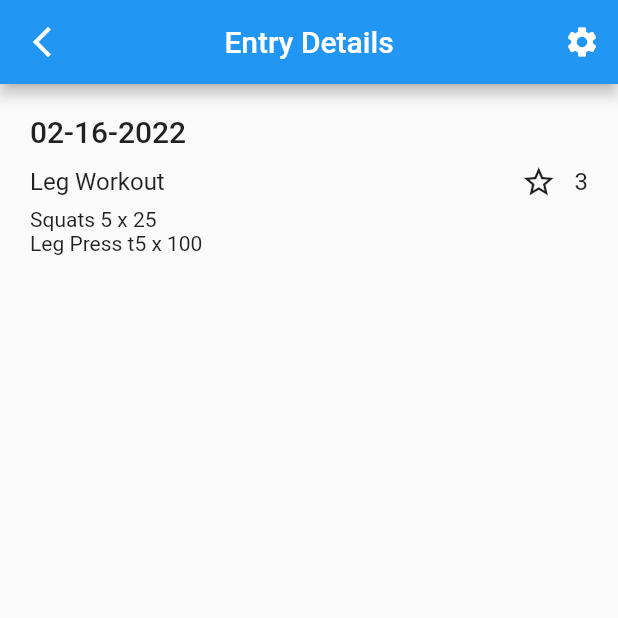
After one commit to heather-fillerup-miller/journal, a Flutter app: the screen it shows after launch, after a tap on "Leg Workout", on a phone screen of 412 x 824 dp, the top half of it. The commit adds this screen. Run offline on Flutter 3.47's test engine with Material 2 defaults, Android fonts, the phone set to English and light mode, and no system bars; our stand-ins replace shared_preferences.

Commit message:
Welcome, Entry List, Entry Details Working

```diff
--- a/lib/app.dart
+++ b/lib/app.dart
@@ -1,6 +1,8 @@
 import 'package:flutter/material.dart';
 import 'package:shared_preferences/shared_preferences.dart';
 import 'screens/journal_entry_list_screen.dart';
+import './models/journal.dart';
+import './models/journal_entry.dart';
 
 class MyApp extends StatefulWidget {
   final SharedPreferences prefs;
@@ -14,6 +16,20 @@ class MyApp extends StatefulWidget {
 class _MyAppState extends State<MyApp> {
   static const themeKey = 'darkTheme';
   static const userKey = 'newUser';
+  final Journal journal = Journal(journalEntries: [
+    JournalEntry(
+        body: 'Squats 5 x 25 \nLeg Press t5 x 100',
+        title: 'Leg Workout',
+        id: 1,
+        dateTime: DateTime.now(),
+        rating: 3),
+    JournalEntry(
+        body: 'Barbell Row\t5 x 45 \nDumbbell Bicep Curls\t5 x 20',
+        title: 'Back and Biceps',
+        id: 2,
+        dateTime: DateTime.now(),
+        rating: 4),
+  ]);
 
   //start with dart theme and new user
   bool get getDarkTheme => widget.prefs.getBool(themeKey) ?? false;
@@ -43,6 +59,7 @@ class _MyAppState extends State<MyApp> {
         '/': (context) => JournalEntryListScreen(
               darkTheme: getDarkTheme,
               toggleDarkTheme: toggleDarkTheme,
+              journal: journal,
             )
       },
     );
--- a/lib/models/journal_entry.dart
+++ b/lib/models/journal_entry.dart
@@ -1,3 +1,5 @@
+import 'package:intl/intl.dart';
+
 class JournalEntry {
   int id;
   String title;
@@ -5,9 +7,16 @@ class JournalEntry {
   DateTime dateTime;
   int rating;
 
-  JournalEntry({required this.id, required this.title, required this.body, required this.dateTime, required this.rating});
+  JournalEntry(
+      {required this.id,
+      required this.title,
+      required this.body,
+      required this.dateTime,
+      required this.rating});
 
   @override
   String toString() =>
       'Title: $title, Body: $body, Time: $dateTime, Rating: $rating';
+
+  String get getStyledDate => DateFormat('MM-dd-yyyy').format(dateTime);
 }
--- a/lib/screens/journal_entry_list_screen.dart
+++ b/lib/screens/journal_entry_list_screen.dart
@@ -1,16 +1,19 @@
 import 'package:flutter/material.dart';
+import '../models/journal.dart';
+import '../widgets/journal_entry_list.dart';
 import '../widgets/journal_scaffold.dart';
-import '../models/journal.dart';
-import '../models/journal_entry.dart';
-import '../widgets/journal_entry_list.dart';
 
 class JournalEntryListScreen extends StatefulWidget {
   final bool darkTheme;
   final void Function(bool value) toggleDarkTheme;
   static const routeKey = 'journal_entries';
+  final Journal journal;
 
   const JournalEntryListScreen(
-      {Key? key, required this.darkTheme, required this.toggleDarkTheme})
+      {Key? key,
+      required this.darkTheme,
+      required this.toggleDarkTheme,
+      required this.journal})
       : super(key: key);
 
   @override
@@ -18,21 +21,7 @@ class JournalEntryListScreen extends StatefulWidget {
 }
 
 class _JournalEntryListScreenState extends State<JournalEntryListScreen> {
-  final String title = "Journal Entries";
-  final Journal journal = Journal(journalEntries: [
-    JournalEntry(
-        body: 'Legs',
-        title: 'Workout1',
-        id: 1,
-        dateTime: DateTime.now(),
-        rating: 3),
-    JournalEntry(
-        body: 'Back and Biceps',
-        title: 'Workout2',
-        id: 2,
-        dateTime: DateTime.now(),
-        rating: 4),
-  ]);
+  final String title = "Entry List";
 
   @override
   Widget build(BuildContext context) {
@@ -41,7 +30,10 @@ class _JournalEntryListScreenState extends State<JournalEntryListScreen> {
       allowNewEntry: true,
       darkTheme: widget.darkTheme,
       toggleDarkTheme: widget.toggleDarkTheme,
-      routeBody: JournalEntryList(journalEntries: journal.journalEntries),
+      routeBody: JournalEntryList(
+          darkTheme: widget.darkTheme,
+          toggleDarkTheme: widget.toggleDarkTheme,
+          journalEntries: widget.journal.journalEntries),
     );
   }
 }
--- a/lib/screens/journal_entry_screen.dart
+++ b/lib/screens/journal_entry_screen.dart
@@ -0,0 +1,31 @@
+import 'package:flutter/material.dart';
+import 'package:journal/widgets/journal_scaffold.dart';
+import '../models/journal_entry.dart';
+import '../widgets/journal_entry_details.dart';
+
+class JournalEntryScreen extends StatelessWidget {
+  final bool darkTheme;
+  final void Function(bool value) toggleDarkTheme;
+  final JournalEntry entry;
+  final routeKey = 'entry_details';
+
+  final title = 'Entry Details';
+  const JournalEntryScreen(
+      {Key? key,
+      required this.darkTheme,
+      required this.toggleDarkTheme,
+      required this.entry})
+      : super(key: key);
+
+  @override
+  Widget build(BuildContext context) {
+    return JournalScaffold(
+        title: title,
+        darkTheme: darkTheme,
+        toggleDarkTheme: toggleDarkTheme,
+        routeBody: JournalEntryDetails(
+          entry: entry,
+        ),
+        allowNewEntry: false);
+  }
+}
--- /dev/null
+++ b/lib/widgets/journal_entry_details.dart
@@ -0,0 +1,59 @@
+import 'package:flutter/material.dart';
+import '../models/journal_entry.dart';
+
+class JournalEntryDetails extends StatelessWidget {
+  final JournalEntry entry;
+
+  const JournalEntryDetails({Key? key, required this.entry}) : super(key: key);
+
+  @override
+  Widget build(BuildContext context) {
+    return LayoutBuilder(
+        builder: (BuildContext context, BoxConstraints viewportConstraints) {
+      return SingleChildScrollView(
+          child: Padding(
+        padding: const EdgeInsets.all(20.0),
+        child: ConstrainedBox(
+          constraints: BoxConstraints(
+            minHeight: viewportConstraints.maxHeight,
+          ),
+          child: Column(
+            mainAxisSize: MainAxisSize.min,
+            crossAxisAlignment: CrossAxisAlignment.start,
+            children: <Widget>[
+              Padding(
+                padding: const EdgeInsets.only(bottom: 10.0),
+                child: Text(
+                  entry.getStyledDate,
+                  style: Theme.of(context).textTheme.headline6,
+                ),
+              ),
+              Padding(
+                padding: const EdgeInsets.only(bottom: 5.0),
+                child: Row(
+                  children: [
+                    Text(
+                      entry.title,
+                      style: Theme.of(context).textTheme.subtitle1,
+                    ),
+                    const Spacer(flex: 20),
+                    const Icon(Icons.star_border_outlined),
+                    const Spacer(flex: 1),
+                    Text(
+                      entry.rating.toString(),
+                      style: Theme.of(context).textTheme.subtitle1,
+                    )
+                  ],
+                ),
+              ),
+              Text(
+                entry.body,
+                style: Theme.of(context).textTheme.bodyText2,
+              )
+            ],
+          ),
+        ),
+      ));
+    });
+  }
+}
--- a/lib/widgets/journal_entry_list.dart
+++ b/lib/widgets/journal_entry_list.dart
@@ -1,11 +1,18 @@
 import 'package:flutter/material.dart';
+import '../screens/journal_entry_screen.dart';
 import '../models/journal_entry.dart';
 
 class JournalEntryList extends StatelessWidget {
+  final bool darkTheme;
+  final void Function(bool value) toggleDarkTheme;
   final List<JournalEntry> journalEntries;
 
-  const JournalEntryList({Key? key, required this.journalEntries})
-      : super(key: key);
+  const JournalEntryList({
+    Key? key,
+    required this.journalEntries,
+    required this.darkTheme,
+    required this.toggleDarkTheme,
+  }) : super(key: key);
 
   @override
   Widget build(BuildContext context) {
@@ -13,8 +20,17 @@ class JournalEntryList extends StatelessWidget {
       itemCount: journalEntries.length,
       itemBuilder: (context, index) {
         return ListTile(
-            title: Text('Journal Entry ${journalEntries[index].title}'),
-            subtitle: Text(journalEntries[index].dateTime.toString()));
+            title: Text(journalEntries[index].title),
+            subtitle: Text(journalEntries[index].getStyledDate),
+            onTap: () {
+              Navigator.push(
+                  context,
+                  MaterialPageRoute(
+                      builder: (context) => JournalEntryScreen(
+                          darkTheme: darkTheme,
+                          toggleDarkTheme: toggleDarkTheme,
+                          entry: journalEntries[index])));
+            });
       },
     );
   }
--- a/lib/widgets/journal_scaffold.dart
+++ b/lib/widgets/journal_scaffold.dart
@@ -7,7 +7,6 @@ class JournalScaffold extends StatefulWidget {
   final bool darkTheme;
   final void Function(bool value) toggleDarkTheme;
   final Widget routeBody;
-
 
   const JournalScaffold(
       {Key? key,
@@ -61,6 +60,9 @@ class _JournalScaffoldState extends State<JournalScaffold> {
         toggleDarkTheme: widget.toggleDarkTheme,
       ),
       appBar: AppBar(
+        leading: IconButton(
+            icon: const Icon(Icons.arrow_back_ios_new),
+            onPressed: () => Navigator.of(context).pop()),
         centerTitle: true,
         title: Text(
           widget.title,
--- a/pubspec.yaml
+++ b/pubspec.yaml
@@ -46,6 +46,7 @@ dev_dependencies:
   # rules and activating additional ones.
   flutter_lints: ^1.0.0
   shared_preferences: ^2.0.13
+  intl: ^0.17.0
 
 # For information on the generic Dart part of this file, see the
 # following page: https://dart.dev/tools/pub/pubspec
```
Also changed, not shown: pubspec.lock. Lines whose indentation alone changed are shown as unchanged.
